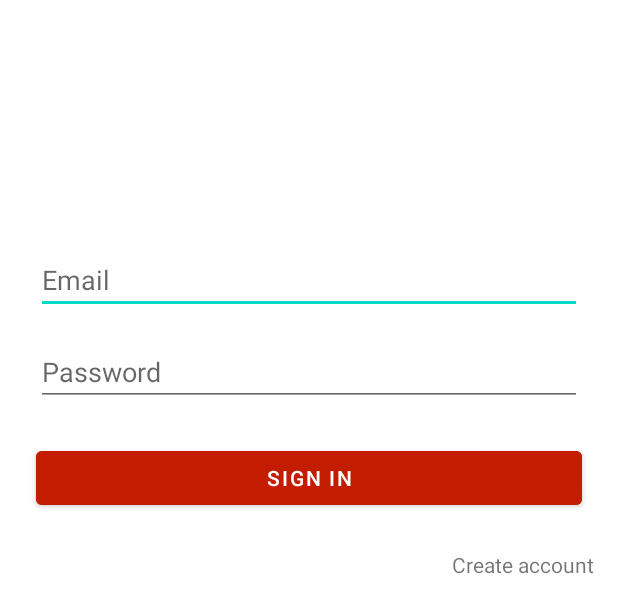
After one commit to pedroagcf/TrabalhoFinalMobile, an Android app: the layout activity_login.xml on its own in the app's theme, with its tools: preview values and no code run, on a phone screen of 412 x 824 dp. The commit adds this screen. Shown: the top 613 px of the screen. Run offline under Robolectric (Android 15) with nearby library versions, the phone set to English and light mode, and no system bars.

Commit message:
register and login features done!

```diff
--- a/app/build.gradle
+++ b/app/build.gradle
@@ -38,15 +38,18 @@ android {
 
 dependencies {
 
+    //firebase
     implementation platform('com.google.firebase:firebase-bom:28.1.0')
     implementation 'com.google.firebase:firebase-database'
+    implementation 'com.google.firebase:firebase-auth:21.0.1'
+    //default
     implementation "org.jetbrains.kotlin:kotlin-stdlib:$kotlin_version"
     implementation 'androidx.core:core-ktx:1.5.0'
     implementation 'androidx.appcompat:appcompat:1.3.0'
     implementation 'com.google.android.material:material:1.3.0'
     implementation 'androidx.constraintlayout:constraintlayout:2.0.4'
-    implementation 'com.google.firebase:firebase-auth:21.0.1'
     testImplementation 'junit:junit:4.+'
     androidTestImplementation 'androidx.test.ext:junit:1.1.2'
     androidTestImplementation 'androidx.test.espresso:espresso-core:3.3.0'
 }
+    apply plugin: 'com.google.gms.google-services'
--- a/app/src/main/java/com/example/trabalhofinalmobile/authentication/view/RegisterActivity.kt
+++ b/app/src/main/java/com/example/trabalhofinalmobile/authentication/view/RegisterActivity.kt
@@ -26,10 +26,10 @@ class RegisterActivity : AppCompatActivity() {
 
     override fun onCreate(savedInstanceState: Bundle?) {
         super.onCreate(savedInstanceState)
+
         binding = ActivityRegisterBinding.inflate(layoutInflater)
         val view = binding.root
         setContentView(view)
-
 
         binding.btnRegister.setOnClickListener {
             val name = binding.etvNameRegister.text.toString()
--- /dev/null
+++ b/app/src/main/res/layout/activity_login.xml
@@ -0,0 +1,85 @@
+<?xml version="1.0" encoding="utf-8"?>
+<ScrollView xmlns:android="http://schemas.android.com/apk/res/android"
+    xmlns:app="http://schemas.android.com/apk/res-auto"
+    xmlns:tools="http://schemas.android.com/tools"
+    android:id="@+id/container"
+    android:layout_width="match_parent"
+    android:layout_height="match_parent"
+    android:fillViewport="true"
+    tools:context=".authentication.view.LoginActivity">
+
+    <androidx.constraintlayout.widget.ConstraintLayout
+        android:layout_width="match_parent"
+        android:layout_height="wrap_content">
+
+        <EditText
+            android:id="@+id/etv_email"
+            android:layout_width="match_parent"
+            android:layout_height="0dp"
+            android:layout_marginStart="@dimen/margin_24"
+            android:layout_marginTop="164dp"
+            android:layout_marginEnd="@dimen/margin_24"
+            android:hint="@string/prompt_email"
+            android:inputType="textEmailAddress"
+            android:selectAllOnFocus="true"
+            app:layout_constraintEnd_toEndOf="parent"
+            app:layout_constraintStart_toStartOf="parent"
+            app:layout_constraintTop_toTopOf="parent" />
+
+        <EditText
+            android:id="@+id/etv_password"
+            android:layout_width="match_parent"
+            android:layout_height="wrap_content"
+            android:layout_marginStart="@dimen/margin_24"
+            android:layout_marginTop="@dimen/margin_16"
+            android:layout_marginEnd="@dimen/margin_24"
+            android:hint="@string/prompt_password"
+            android:imeActionLabel="@string/action_sign_in_short"
+            android:imeOptions="actionDone"
+            android:inputType="textPassword"
+            android:selectAllOnFocus="true"
+            app:layout_constraintEnd_toEndOf="@+id/etv_email"
+            app:layout_constraintStart_toStartOf="@+id/etv_email"
+            app:layout_constraintTop_toBottomOf="@+id/etv_email" />
+
+        <Button
+            android:id="@+id/bt_login"
+            android:layout_width="match_parent"
+            android:layout_height="wrap_content"
+            android:layout_gravity="start"
+            android:layout_marginStart="@dimen/margin_24"
+            android:layout_marginTop="@dimen/margin_24"
+            android:layout_marginEnd="@dimen/margin_24"
+            android:backgroundTint="@color/orange_c41c00"
+            android:text="@string/action_sign_in_short"
+            app:layout_constraintEnd_toEndOf="@+id/etv_password"
+            app:layout_constraintStart_toStartOf="@+id/etv_password"
+            app:layout_constraintTop_toBottomOf="@+id/etv_password" />
+
+        <TextView
+            android:id="@+id/tv_login_register"
+            android:layout_width="wrap_content"
+            android:layout_height="wrap_content"
+            android:layout_gravity="right"
+            android:layout_marginTop="@dimen/margin_24"
+            android:layout_marginEnd="@dimen/margin_16"
+            android:text="@string/create_account"
+            app:layout_constraintEnd_toEndOf="parent"
+            app:layout_constraintTop_toBottomOf="@+id/bt_login" />
+
+        <ProgressBar
+            android:id="@+id/pb_login"
+            android:layout_width="wrap_content"
+            android:layout_height="wrap_content"
+            android:layout_marginStart="@dimen/margin_8"
+            android:layout_marginEnd="@dimen/margin_8"
+            android:layout_marginBottom="@dimen/margin_8"
+            android:visibility="gone"
+            app:layout_constraintBottom_toBottomOf="parent"
+            app:layout_constraintEnd_toEndOf="parent"
+            app:layout_constraintStart_toStartOf="parent"
+            app:layout_constraintTop_toTopOf="parent" />
+
+    </androidx.constraintlayout.widget.ConstraintLayout>
+
+</ScrollView>
--- a/app/src/main/res/values/strings.xml
+++ b/app/src/main/res/values/strings.xml
@@ -1,8 +1,11 @@
 <resources>
     <string name="app_name">Trabalho Final Mobile</string>
     <string name="name">Name</string>
+    <string name="title_activity_home">Home</string>
     <string name="prompt_email">Email</string>
     <string name="prompt_password">Password</string>
     <string name="register">Register</string>
     <string name="title_activity_register">Register</string>
+    <string name="action_sign_in_short">Sign in</string>
+    <string name="create_account">Create account</string>
 </resources>
--- a/build.gradle
+++ b/build.gradle
@@ -8,6 +8,7 @@ buildscript {
     dependencies {
         classpath "com.android.tools.build:gradle:4.2.1"
         classpath "org.jetbrains.kotlin:kotlin-gradle-plugin:$kotlin_version"
+        classpath 'com.google.gms:google-services:4.3.8'
 
         // NOTE: Do not place your application dependencies here; they belong
         // in the individual module build.gradle files
```
Also changed, not shown: app/src/main/AndroidManifest.xml (+11 -0 lines), app/src/main/java/com/example/trabalhofinalmobile/authentication/view/LoginActivity.kt (added, +78 -0 lines), 1 other file.
